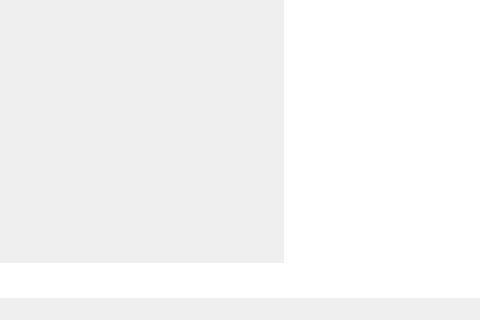
Qt form src/mainwindow.ui (qTox/qTox) before a commit; both pictures show x 0 to 480 and y 217 to 537 of the 775 by 537 pixel window.
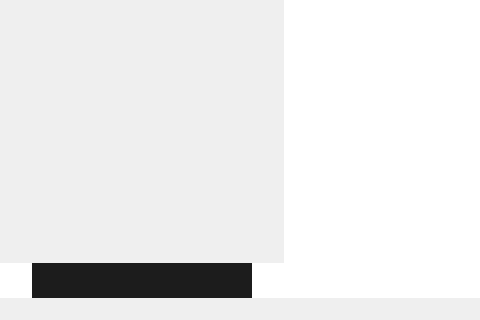
The same form after that commit. Icons and pictures are not drawn. Custom widgets are drawn as their Qt base class.

Commit message: Highlight on main buttons hover, fixes #295

```diff
--- a/src/mainwindow.ui
+++ b/src/mainwindow.ui
@@ -1052,6 +1052,18 @@
             <verstretch>0</verstretch>
            </sizepolicy>
           </property>
+          <property name="styleSheet">
+           <string notr="true">QPushButton{
+	background-color:#1c1c1c;
+	border:none;
+}
+
+QPushButton:hover{
+	background-color:#292929;
+	border:none;
+}
+</string>
+          </property>
           <layout class="QHBoxLayout" name="horizontalLayout_2">
            <property name="spacing">
             <number>0</number>
@@ -1088,6 +1100,12 @@
              <property name="toolTip">
               <string>Add friends</string>
              </property>
+             <property name="autoFillBackground">
+              <bool>false</bool>
+             </property>
+             <property name="styleSheet">
+              <string notr="true"/>
+             </property>
              <property name="text">
               <string/>
              </property>
@@ -1095,8 +1113,14 @@
               <iconset resource="../res.qrc">
                <normaloff>:/img/add.png</normaloff>:/img/add.png</iconset>
              </property>
+             <property name="checkable">
+              <bool>false</bool>
+             </property>
+             <property name="autoDefault">
+              <bool>false</bool>
+             </property>
              <property name="flat">
-              <bool>true</bool>
+              <bool>false</bool>
              </property>
             </widget>
            </item>
@@ -1114,6 +1138,9 @@
              <property name="toolTip">
               <string>Create a group chat</string>
              </property>
+             <property name="autoFillBackground">
+              <bool>false</bool>
+             </property>
              <property name="text">
               <string/>
              </property>
```
Left out of the diff: 4 changed lines with no effect on the pictures.
